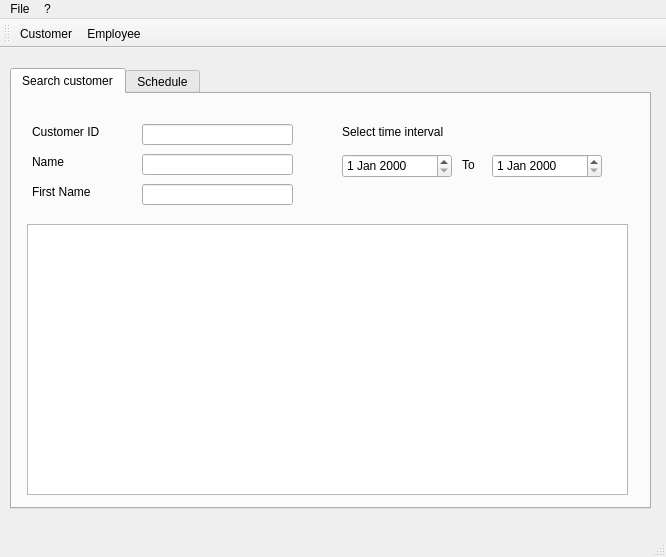
This is mainwindow.ui in GouVsky/Projet_C- as Qt 5 draws it before an edit. The edited form follows.
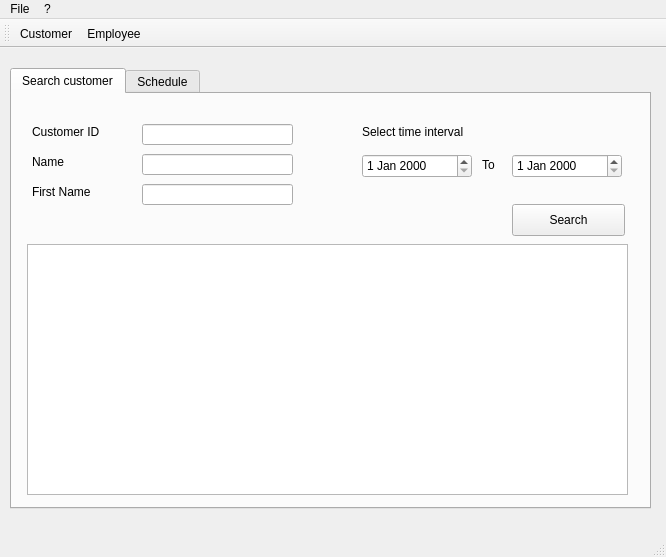
This is the edited form. Icons and pictures are not drawn.

Commit message: Force upper case for name, first name and city inputs when we create a new customer.

```diff
--- a/mainwindow.ui
+++ b/mainwindow.ui
@@ -34,9 +34,9 @@
       <property name="geometry">
        <rect>
         <x>15</x>
-        <y>130</y>
+        <y>150</y>
         <width>601</width>
-        <height>271</height>
+        <height>251</height>
        </rect>
       </property>
      </widget>
@@ -115,7 +115,7 @@
      <widget class="QLabel" name="datesInterval">
       <property name="geometry">
        <rect>
-        <x>330</x>
+        <x>350</x>
         <y>30</y>
         <width>121</width>
         <height>16</height>
@@ -128,7 +128,7 @@
      <widget class="QDateEdit" name="dateBeginning">
       <property name="geometry">
        <rect>
-        <x>330</x>
+        <x>350</x>
         <y>60</y>
         <width>110</width>
         <height>24</height>
@@ -138,7 +138,7 @@
      <widget class="QDateEdit" name="dateEnding">
       <property name="geometry">
        <rect>
-        <x>480</x>
+        <x>500</x>
         <y>60</y>
         <width>110</width>
         <height>24</height>
@@ -148,7 +148,7 @@
      <widget class="QLabel" name="to">
       <property name="geometry">
        <rect>
-        <x>450</x>
+        <x>470</x>
         <y>60</y>
         <width>21</width>
         <height>21</height>
@@ -158,6 +158,19 @@
        <string>To</string>
       </property>
      </widget>
+     <widget class="QPushButton" name="searchCustomerButton">
+      <property name="geometry">
+       <rect>
+        <x>500</x>
+        <y>110</y>
+        <width>113</width>
+        <height>32</height>
+       </rect>
+      </property>
+      <property name="text">
+       <string>Search</string>
+      </property>
+     </widget>
     </widget>
     <widget class="QWidget" name="planning">
      <attribute name="title">
```
The commit also changes 14 other files.
